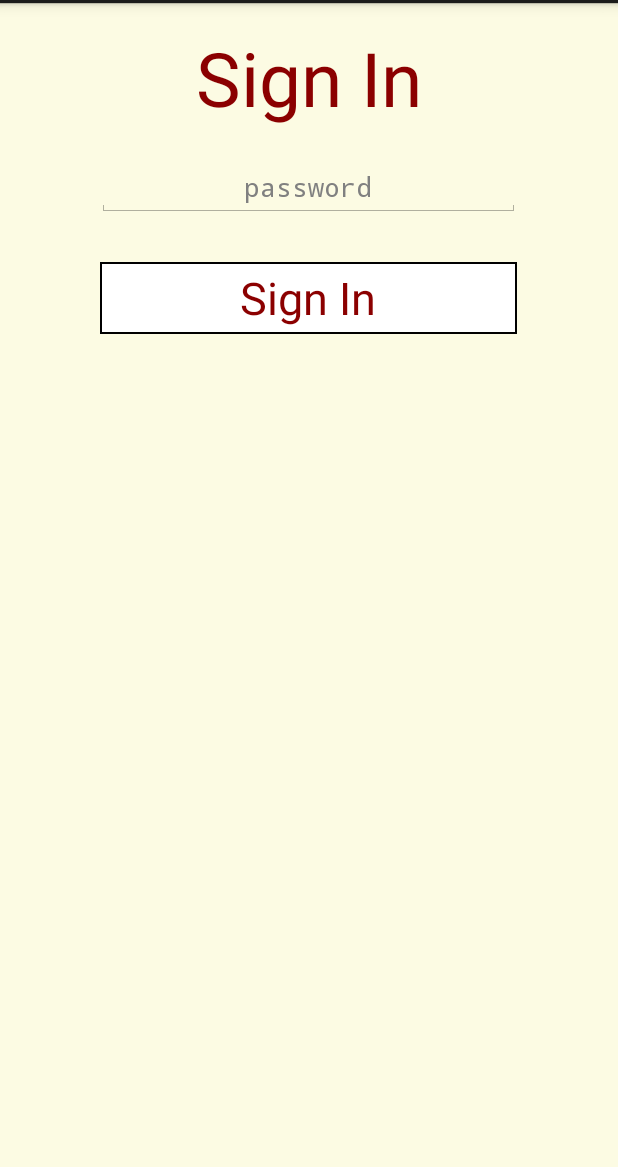
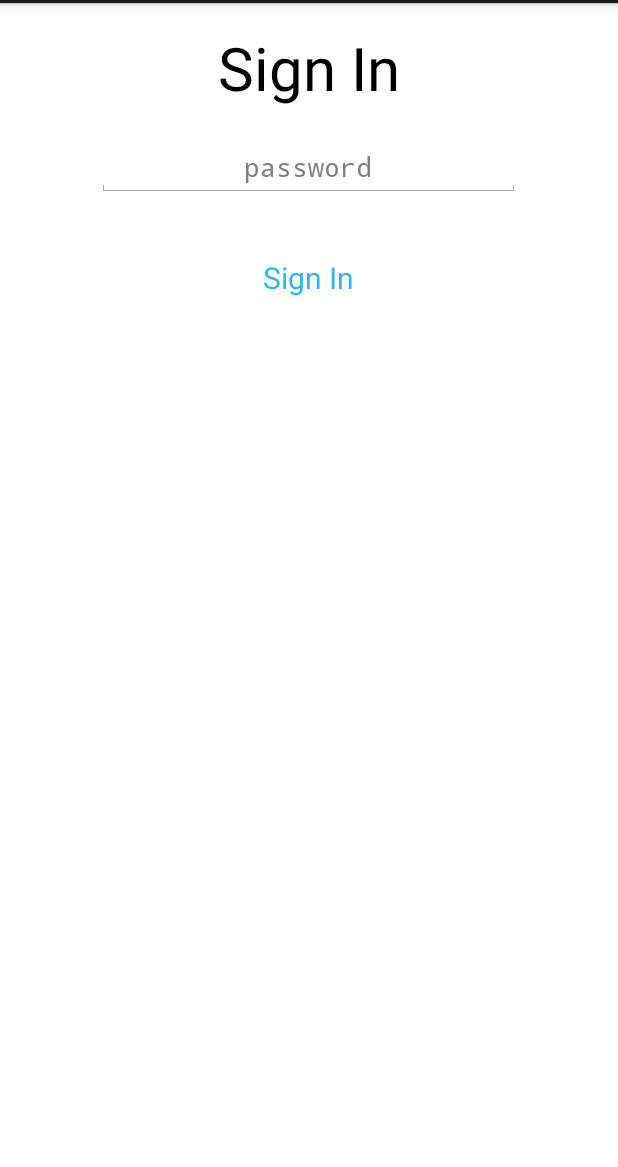
Before and after one commit to yuzhangcmu/Facebook_Permission_Manage, an Android app: the layout activity_signin.xml on its own in the app's theme, with its tools: preview values and no code run, on a phone screen of 412 x 824 dp, the part 69-1236 px from its top. Run offline under Robolectric (Android 15) with nearby library versions, the phone set to English and light mode, and no system bars.

Commit message:
The user interface

```diff
--- a/app/src/main/res/drawable-hdpi/text_view_bar.xml
+++ b/app/src/main/res/drawable-hdpi/text_view_bar.xml
@@ -5,6 +5,6 @@
 
     <stroke
         android:width="1dip"
-        android:color="@android:color/black" />
+        android:color="@android:color/white" />
 
 </shape>
--- a/app/src/main/res/layout/activity_permission_setting.xml
+++ b/app/src/main/res/layout/activity_permission_setting.xml
@@ -3,7 +3,7 @@
 <LinearLayout xmlns:android="http://schemas.android.com/apk/res/android"
     android:id="@+id/permissionListLayout"
     android:orientation="vertical"
-    android:background="#FCFBE3"
+    android:background="#FFFFFF"
     android:layout_width="match_parent"
     android:layout_height="match_parent">
 
--- a/app/src/main/res/layout/activity_signin.xml
+++ b/app/src/main/res/layout/activity_signin.xml
@@ -4,7 +4,7 @@
     android:layout_width="match_parent"
     android:layout_height="match_parent"
     android:gravity="center_horizontal"
-    android:background="#FCFBE3"
+    android:background="#FFFFFF"
     android:orientation="vertical"
     android:paddingBottom="@dimen/activity_vertical_margin"
     android:paddingLeft="@dimen/activity_horizontal_margin"
@@ -32,8 +32,8 @@
             android:layout_height="wrap_content"
             android:layout_gravity="center"
             android:text="Sign In"
-            android:textColor="#8B0000"
-            android:textSize="50sp" />
+            android:textColor="#000000"
+            android:textSize="40sp" />
 
         <EditText
             android:id="@+id/password_signInText"
@@ -55,8 +55,8 @@
             android:layout_marginTop="30dp"
             android:background="@drawable/text_view_bar"
             android:layout_gravity="center"
-            android:textColor="#8B0000"
-            android:textSize="30sp"
+            android:textSize="20sp"
+            android:textColor="#33B5E5"
             android:text="@string/action_sign_in"/>
     </LinearLayout>
 
--- a/app/src/main/res/layout/fragment_permission_list.xml
+++ b/app/src/main/res/layout/fragment_permission_list.xml
@@ -9,7 +9,7 @@
     <RelativeLayout
         android:layout_width="match_parent"
         android:layout_height="wrap_content"
-        android:background="#FF9900" >
+        android:background="#33B5E5" >
 
         <TextView
             android:id="@+id/permission"
@@ -17,7 +17,7 @@
             android:layout_height="42dp"
             android:layout_centerHorizontal="true"
             android:gravity="center"
-            android:text="permission grant"
+            android:text="Permission Grant"
             android:textColor="#FFFF"
             android:textSize="22sp" />
 	</RelativeLayout>
```
Also changed, not shown: app/src/main/res/layout/fragment_log.xml (+4 -3 lines).
